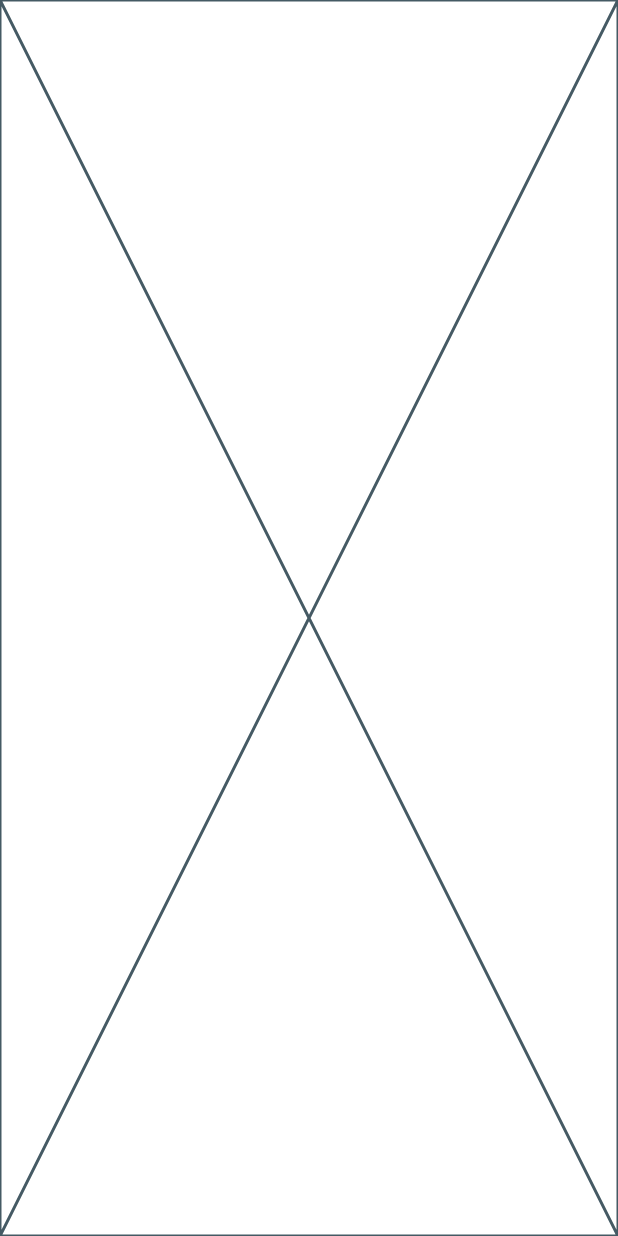
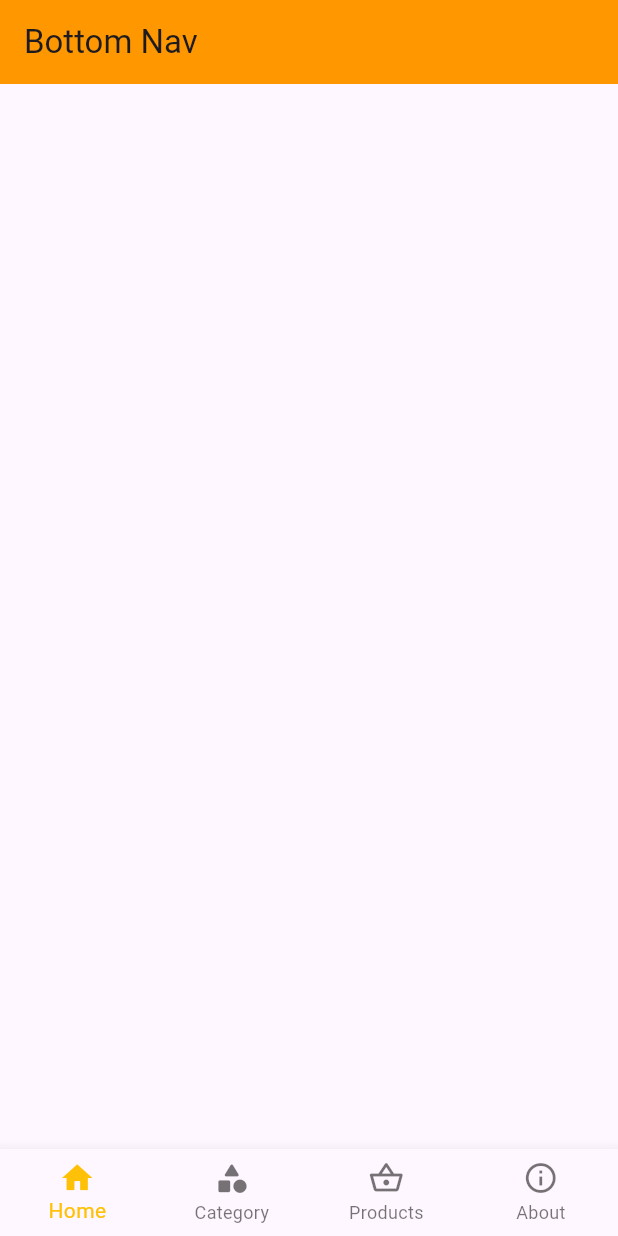
Before and after one commit to sagardhadke/Maganlal-Chikki, a Flutter app: the screen it shows after launch, on a phone screen of 412 x 824 dp. Run offline on Flutter 3.47's test engine with Material 3 defaults, Android fonts, the phone set to English and light mode, and no system bars.

Commit message:
Added Bottom Navigation Bar

```diff
--- a/lib/View/dashBoard.dart
+++ b/lib/View/dashBoard.dart
@@ -8,8 +8,32 @@ class MyDashboard extends StatefulWidget {
 }
 
 class _MyDashboardState extends State<MyDashboard> {
+  int myIndex = 0;
   @override
   Widget build(BuildContext context) {
-    return const Placeholder();
+    return Scaffold(
+      appBar: AppBar(
+        title: Text("Bottom Nav"),
+        backgroundColor: Colors.orange,
+      ),
+      bottomNavigationBar: BottomNavigationBar(
+          type: BottomNavigationBarType.fixed,
+          selectedItemColor: Colors.amber,
+          onTap: (index) {
+            setState(() {
+              myIndex = index;
+            });
+          },
+          currentIndex: myIndex,
+          items: const [
+            BottomNavigationBarItem(icon: Icon(Icons.home), label: 'Home'),
+            BottomNavigationBarItem(
+                icon: Icon(Icons.category_rounded), label: 'Category'),
+            BottomNavigationBarItem(
+                icon: Icon(Icons.shopping_basket_outlined), label: 'Products'),
+            BottomNavigationBarItem(
+                icon: Icon(Icons.info_outlined), label: 'About')
+          ]),
+    );
   }
 }
--- a/lib/main.dart
+++ b/lib/main.dart
@@ -11,12 +11,12 @@ class MyApp extends StatelessWidget {
   @override
   Widget build(BuildContext context) {
     return MaterialApp(
-      title: 'Flutter Demo',
-      theme: ThemeData(
-        colorScheme: ColorScheme.fromSeed(seedColor: Colors.deepPurple),
-        useMaterial3: true,
-      ),
-      home: MyDashboard()
-    );
+        debugShowCheckedModeBanner: false,
+        title: 'Flutter Demo',
+        theme: ThemeData(
+          colorScheme: ColorScheme.fromSeed(seedColor: Colors.deepPurple),
+          useMaterial3: true,
+        ),
+        home: MyDashboard());
   }
 }
```
